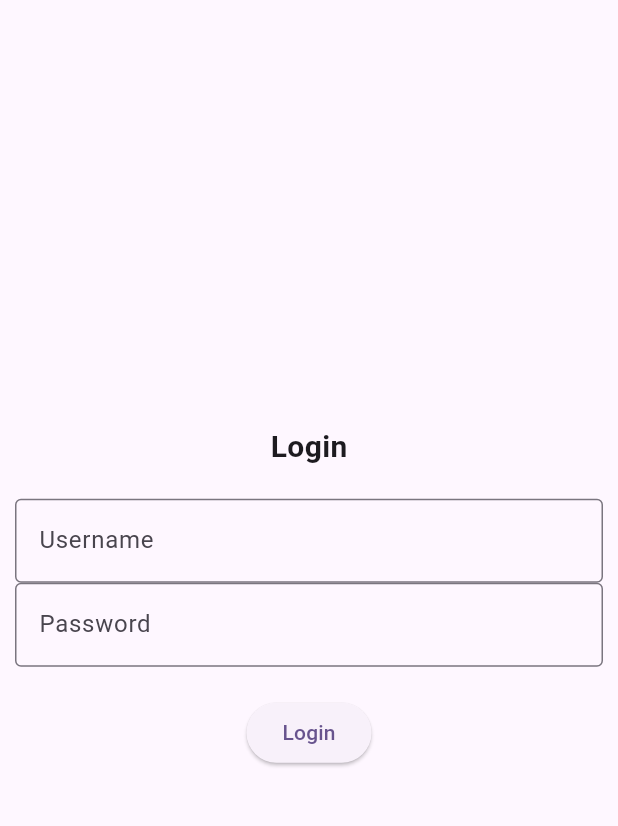
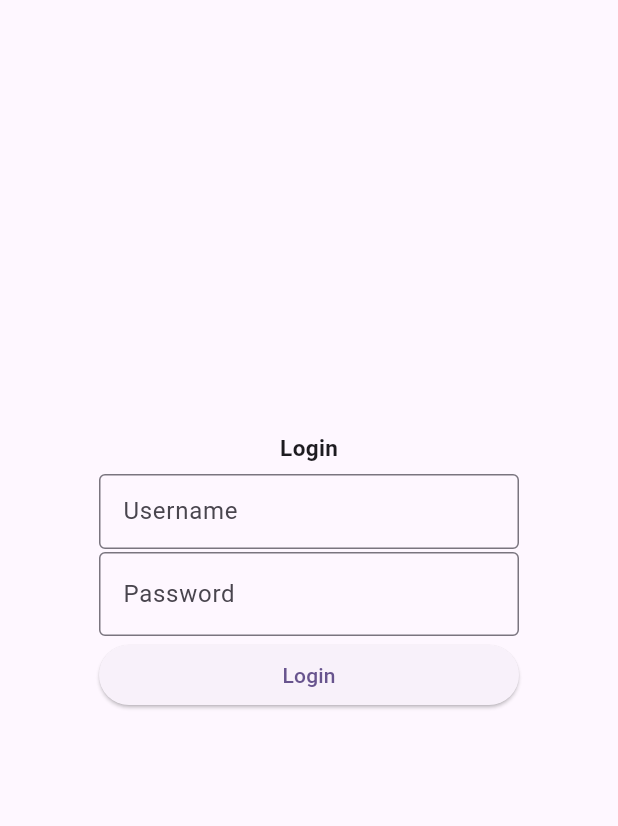
Before and after one commit to julysNICK/animations_flutter, a Flutter app: the screen it shows after launch, on a phone screen of 412 x 824 dp, the part 63-889 px from its top. Run offline on Flutter 3.47's test engine with Material 2 defaults, Android fonts, the phone set to English and light mode, and no system bars.

Commit message:
add parenting animations

```diff
--- a/lib/main.dart
+++ b/lib/main.dart
@@ -16,8 +16,144 @@ class MyApp extends StatelessWidget {
         colorScheme: ColorScheme.fromSeed(seedColor: Colors.deepPurple),
         useMaterial3: true,
       ),
-      home: const DelayedAnimation(title: 'Flutter Demo Home Page'),
+      home: const ParentingAnimations(title: 'Flutter Demo Home Page'),
     );
+  }
+}
+
+class ParentingAnimations extends StatefulWidget {
+  const ParentingAnimations({super.key, required this.title});
+
+  final String title;
+
+  @override
+  State<ParentingAnimations> createState() => _ParentingAnimationsState();
+}
+
+class _ParentingAnimationsState extends State<ParentingAnimations>
+    with TickerProviderStateMixin {
+  Animation animation = const AlwaysStoppedAnimation(0.0);
+
+  Animation childAnimation = const AlwaysStoppedAnimation(0.0);
+
+  late AnimationController animationController;
+  @override
+  void initState() {
+    super.initState();
+
+    animationController = AnimationController(
+      duration: const Duration(seconds: 2),
+      vsync: this,
+    );
+
+    animation = Tween(begin: -0.25, end: 0.0).animate(CurvedAnimation(
+      parent: animationController,
+      curve: Curves.easeIn,
+    ));
+
+    childAnimation = Tween(begin: 0, end: 125.0).animate(
+        CurvedAnimation(parent: animationController, curve: Curves.easeIn));
+  }
+
+  @override
+  void dispose() {
+    animationController.dispose();
+    super.dispose();
+  }
+
+  @override
+  Widget build(BuildContext context) {
+    final double width = MediaQuery.of(context).size.width;
+    animationController.forward();
+
+    return AnimatedBuilder(
+        animation: animationController,
+        builder: (BuildContext context, Widget? child) {
+          return Scaffold(
+              appBar: AppBar(
+                title: Text(widget.title),
+              ),
+              body: Align(
+                alignment: Alignment.center,
+                child: Transform(
+                  transform: Matrix4.translationValues(
+                      animation.value * width, 0.0, 0.0),
+                  child: Container(
+                    child: Center(
+                      child: AnimatedBuilder(
+                          animation: childAnimation,
+                          builder: (BuildContext context, Widget? child) {
+                            print("childAnimation.value");
+                            print(childAnimation.value);
+                            return Center(
+                              child: Container(
+                                padding: const EdgeInsets.all(10.0),
+                                height: childAnimation.value * 2,
+                                width: 300,
+                                child: ListView(
+                                  shrinkWrap: true,
+                                  children: [
+                                    Center(
+                                      child: Container(
+                                        padding: const EdgeInsets.all(5.0),
+                                        child: const Column(
+                                          mainAxisAlignment:
+                                              MainAxisAlignment.center,
+                                          children: [
+                                            Text(
+                                              'Login',
+                                              style: TextStyle(
+                                                  fontSize: 15.0,
+                                                  fontWeight: FontWeight.bold),
+                                            )
+                                          ],
+                                        ),
+                                      ),
+                                    ),
+                                    const SizedBox(
+                                      height: 2,
+                                    ),
+                                    const TextField(
+                                      style: TextStyle(
+                                          fontSize: 10.0,
+                                          fontWeight: FontWeight.bold),
+                                      decoration: InputDecoration(
+                                        border: OutlineInputBorder(),
+                                        labelText: 'Username',
+                                      ),
+                                      strutStyle: StrutStyle(
+                                        fontSize: 10.0,
+                                        fontWeight: FontWeight.bold,
+                                      ),
+                                    ),
+                                    const SizedBox(
+                                      height: 2,
+                                    ),
+                                    const TextField(
+                                      decoration: InputDecoration(
+                                        border: OutlineInputBorder(),
+                                        labelText: 'Password',
+                                      ),
+                                    ),
+                                    const SizedBox(
+                                      height: 2,
+                                    ),
+                                    ElevatedButton(
+                                      onPressed: () {
+                                        print("Login");
+                                      },
+                                      child: const Text('Login'),
+                                    ),
+                                  ],
+                                ),
+                              ),
+                            );
+                          }),
+                    ),
+                  ),
+                ),
+              ));
+        });
   }
 }
 
@@ -55,11 +191,13 @@ class _DelayedAnimationState extends State<DelayedAnimation>
 
     delayAnimated = Tween(begin: -1.0, end: 0.0).animate(CurvedAnimation(
       parent: animationController,
+      //a animação vai começar após 50% dos x segundos de duração
       curve: const Interval(0.5, 1.0, curve: Curves.fastOutSlowIn),
     ));
 
     muchDelayAnimated = Tween(begin: -1.0, end: 0.0).animate(CurvedAnimation(
       parent: animationController,
+      //a animação vai começar após 80% dos x segundos de duração
       curve: const Interval(0.8, 1.0, curve: Curves.fastOutSlowIn),
     ));
 
```
